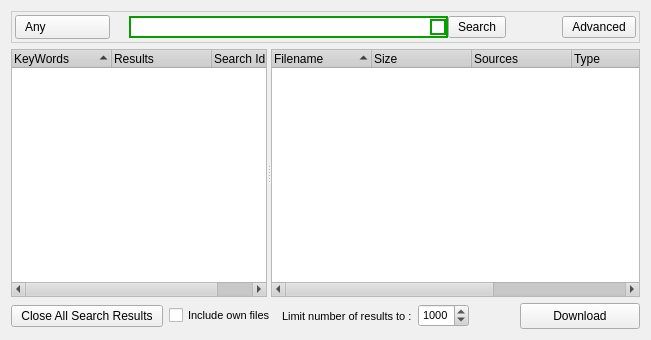
RetroShare/RetroShare, file retroshare-gui/src/gui/SearchDialog.ui: the form before one commit.
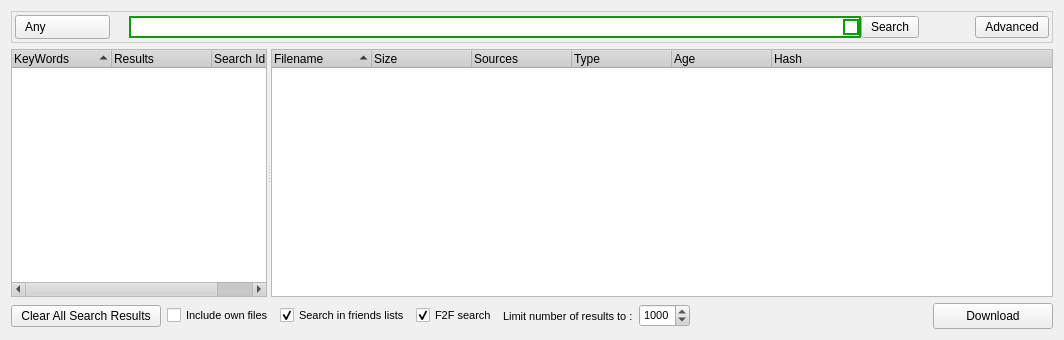
The form after the commit. Icons and pictures are not drawn. Custom widgets are drawn as their Qt base class.

Commit message: cleaned some memory leak in search, added 2 checkboxes for F2F and friend lists, made the "include own files" work properly

```diff
--- a/retroshare-gui/src/gui/SearchDialog.ui
+++ b/retroshare-gui/src/gui/SearchDialog.ui
@@ -6,7 +6,7 @@
    <rect>
     <x>0</x>
     <y>0</y>
-    <width>651</width>
+    <width>1064</width>
     <height>340</height>
    </rect>
   </property>
@@ -979,7 +979,7 @@
      </widget>
      <widget class="SearchTreeWidget" name="searchResultWidget">
       <property name="sizePolicy">
-       <sizepolicy hsizetype="Expanding" vsizetype="Expanding">
+       <sizepolicy hsizetype="Expanding" vsizetype="MinimumExpanding">
         <horstretch>1</horstretch>
         <verstretch>0</verstretch>
        </sizepolicy>
@@ -1088,7 +1088,7 @@
 </string>
        </property>
        <property name="text">
-        <string>Close All Search Results</string>
+        <string>Clear All Search Results</string>
        </property>
       </widget>
      </item>
@@ -1099,6 +1099,33 @@
        </property>
       </widget>
      </item>
+     <item>
+      <widget class="QCheckBox" name="_friendListsearch_SB">
+       <property name="toolTip">
+        <string>Search inside &quot;browsable&quot; files of your friends</string>
+       </property>
+       <property name="text">
+        <string>Search in friends lists</string>
+       </property>
+       <property name="checked">
+        <bool>true</bool>
+       </property>
+      </widget>
+     </item>
+     <item>
+      <widget class="QCheckBox" name="_anonF2Fsearch_CB">
+       <property name="toolTip">
+        <string>Multi-hop search at distance 6 in the network 
+(always reports available files)</string>
+       </property>
+       <property name="text">
+        <string>F2F search</string>
+       </property>
+       <property name="checked">
+        <bool>true</bool>
+       </property>
+      </widget>
+     </item>
      <item>
       <widget class="QLabel" name="label">
        <property name="text">
```
Left out of the diff: 5 changed lines with no effect on the pictures. The commit also changes 1 other file.
